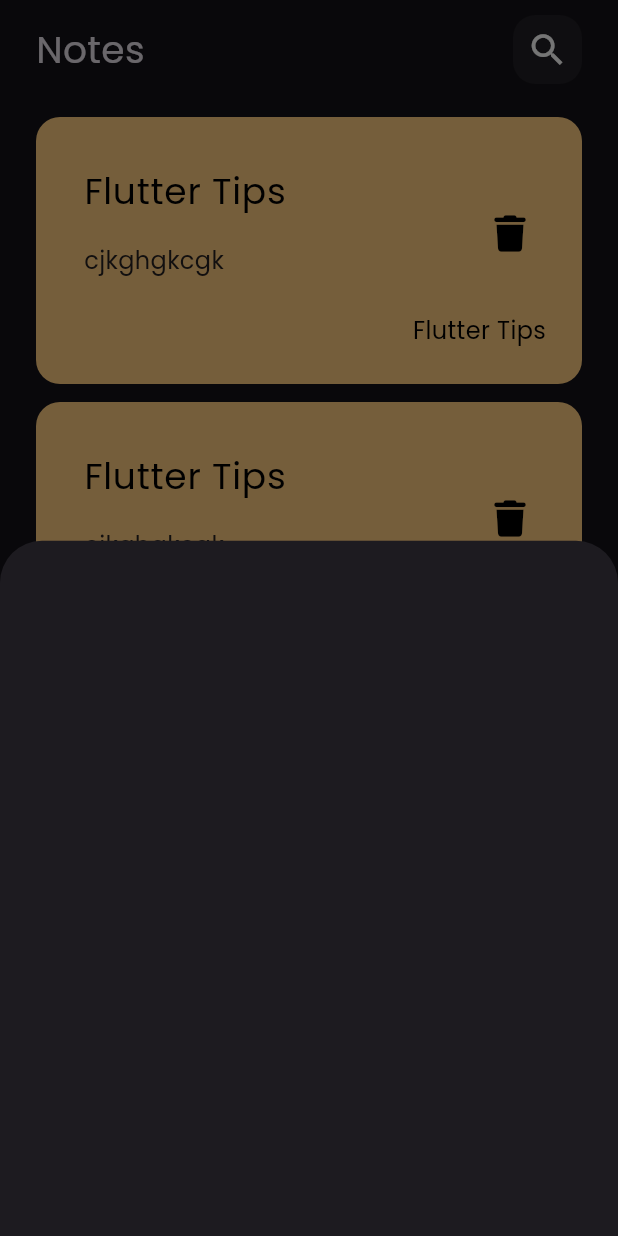
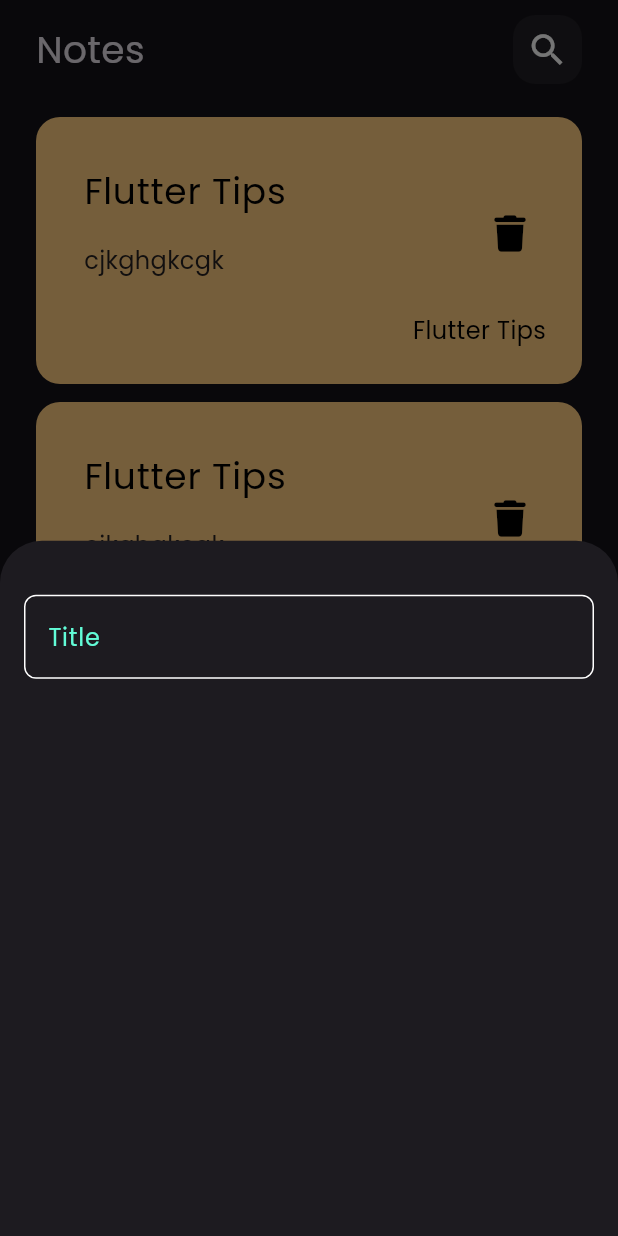
Before and after one commit to OBADA-ALNAASAN/note_app, a Flutter app: the screen it shows after launch, after a tap on the "add" icon, on a phone screen of 412 x 824 dp. Run offline on Flutter 3.47's test engine with Material 3 defaults, Android fonts, the phone set to English and light mode, and no system bars; our stand-ins replace font_awesome_flutter.

Commit message:
create custom Text Feild

```diff
--- /dev/null
+++ b/lib/constants.dart
@@ -0,0 +1,3 @@
+import 'package:flutter/material.dart';
+
+const kPrimaryColor = Color(0xff62FCD7);
--- a/lib/views/notes_view.dart
+++ b/lib/views/notes_view.dart
@@ -1,4 +1,5 @@
 import 'package:flutter/material.dart';
+import 'package:note_app/constants.dart';
 import 'package:note_app/widgets/add_note_bottom_sheet.dart';
 import 'package:note_app/widgets/note_view_body.dart';
 
@@ -11,7 +12,7 @@ class NotesView extends StatelessWidget {
         child: Scaffold(
       body: const NoteViewBody(),
       floatingActionButton: FloatingActionButton(
-          backgroundColor: Colors.blue,
+          backgroundColor:kPrimaryColor,
           shape: const CircleBorder(), // Ensure it's circular
           onPressed: () {
             showModalBottomSheet(
--- a/lib/widgets/add_note_bottom_sheet.dart
+++ b/lib/widgets/add_note_bottom_sheet.dart
@@ -1,10 +1,21 @@
 import 'package:flutter/material.dart';
+import 'package:note_app/widgets/Custom_text_field.dart';
 
 class AddNoteBottomSheet extends StatelessWidget {
   const AddNoteBottomSheet({super.key});
 
   @override
   Widget build(BuildContext context) {
-    return  Container();
+    return const Padding(
+      padding: EdgeInsets.symmetric(horizontal: 16),
+      child: Column(
+        children: [
+          SizedBox(
+            height: 36,
+          ),
+          CustomTextField(),
+        ],
+      ),
+    );
   }
 }
--- /dev/null
+++ b/lib/widgets/custom_text_field.dart
@@ -0,0 +1,27 @@
+import 'package:flutter/material.dart';
+import 'package:note_app/constants.dart';
+
+class CustomTextField extends StatelessWidget {
+  const CustomTextField({super.key});
+
+  @override
+  Widget build(BuildContext context) {
+    return TextField(
+      cursorColor: kPrimaryColor,
+      decoration: InputDecoration(
+          hintText: 'Title',
+          hintStyle: const TextStyle(color: kPrimaryColor),
+          border: buildBorder(),
+          enabledBorder: buildBorder(),
+          focusedBorder: buildBorder(kPrimaryColor)),
+    );
+  }
+
+  OutlineInputBorder buildBorder([color]) {
+    return OutlineInputBorder(
+        borderRadius: BorderRadius.circular(8),
+        borderSide: BorderSide(
+          color: color ?? Colors.white,
+        ));
+  }
+}
```
